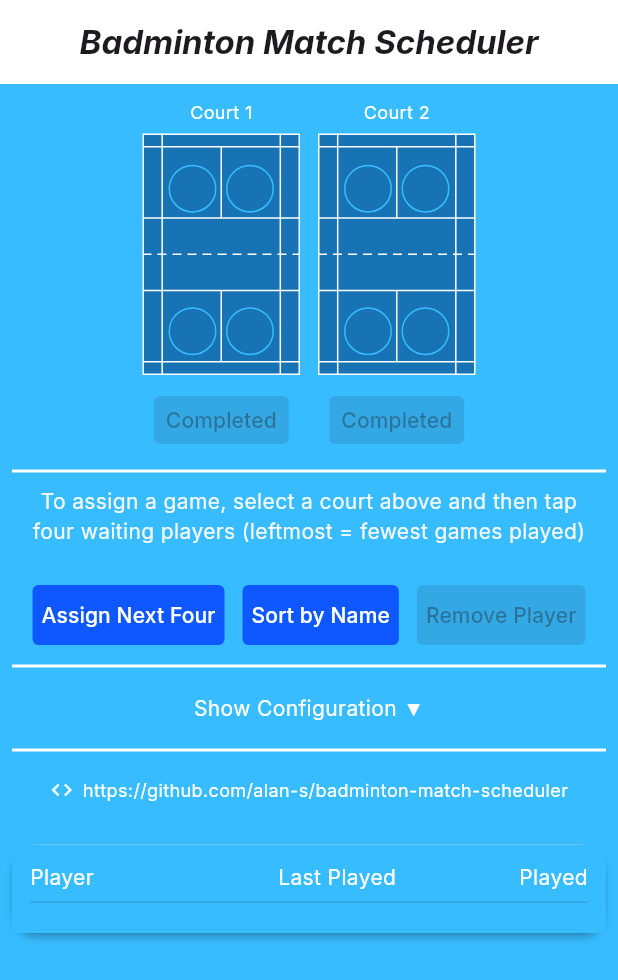
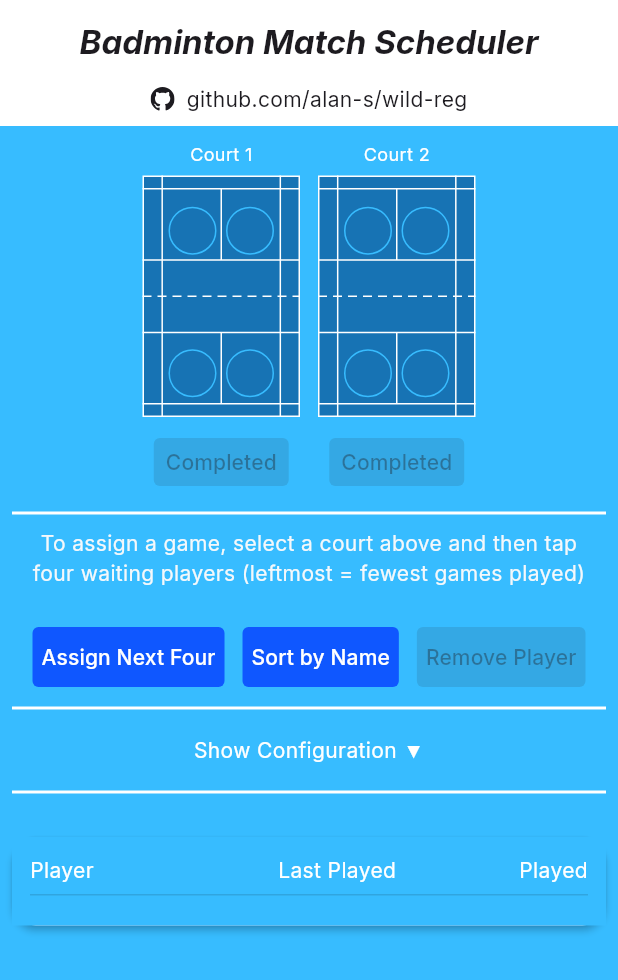
Before and after one commit to alan-s/badminton-match-scheduler, a Flutter app: the screen it shows after launch, on a phone screen of 412 x 824 dp. Shown: the top 980 px of the screen. Run offline on Flutter 3.47's test engine with Material 3 defaults, Android fonts, the phone set to English and light mode, and no system bars; our stand-ins replace flutter_svg, google_fonts, web.

Commit message:
Add github attribute

```diff
--- a/lib/commands.txt
+++ b/lib/commands.txt
@@ -1,3 +1,5 @@
 Badminton Match Scheduler
 
 flutter build web --release --base-href "/badminton-match-scheduler/"
+
+flutter run -d Chrome
--- a/lib/main.dart
+++ b/lib/main.dart
@@ -3,6 +3,8 @@ import 'dart:math';
 import 'package:web/web.dart' as web;
 import 'package:flutter/material.dart';
 import 'package:google_fonts/google_fonts.dart';
+import 'package:flutter_svg/flutter_svg.dart';
+import 'package:url_launcher/url_launcher.dart';
 // import 'package:flutter/rendering.dart';
 
 void main() {
@@ -548,6 +550,13 @@ class _SchedulerState extends State<Scheduler> {
             fontStyle: FontStyle.italic,
           ),
         ),
+        bottom: const PreferredSize(
+          preferredSize: Size.fromHeight(28),
+          child: Padding(
+            padding: EdgeInsets.only(bottom: 8),
+            child: GithubLink(),
+          ),
+        ),
       ),
       body: LayoutBuilder(
         builder: (context, constraints) {
@@ -882,29 +891,6 @@ class _SchedulerState extends State<Scheduler> {
           ),
 
           Divider(),
-
-          // Added GitHub repository row at the bottom of the content column
-          Padding(
-            padding: const EdgeInsets.symmetric(vertical: 8.0),
-            child: Row(
-              mainAxisAlignment: MainAxisAlignment.center,
-              children: [
-                Image.network(
-                  'githubassets.com',
-                  width: 16,
-                  height: 16,
-                  color: Colors.white,
-                  errorBuilder: (context, error, stackTrace) =>
-                      const Icon(Icons.code, size: 16, color: Colors.white),
-                ),
-                const SizedBox(width: 6),
-                const Text(
-                  "https://github.com/alan-s/badminton-match-scheduler",
-                  style: TextStyle(color: Colors.white, fontSize: 12),
-                ),
-              ],
-            ),
-          ),
         ],
       ),
     );
@@ -1333,3 +1319,40 @@ class StatsPanel extends StatelessWidget {
     );
   }
 }
+
+const _githubSvg = '''
+<svg width="16" height="16" viewBox="0 0 16 16" xmlns="http://www.w3.org/2000/svg">
+  <path fill-rule="evenodd" d="M8 0C3.58 0 0 3.58 0 8c0 3.54 2.29 6.53 5.47 7.59.4.07.55-.17.55-.38 0-.19-.01-.82-.01-1.49-2.01.37-2.53-.49-2.69-.94-.09-.23-.48-.94-.82-1.13-.28-.15-.68-.52-.01-.53.63-.01 1.08.58 1.23.82.72 1.21 1.87.87 2.33.66.07-.52.28-.87.51-1.07-1.78-.2-3.64-.89-3.64-3.95 0-.87.31-1.59.82-2.15-.08-.2-.36-1.02.08-2.12 0 0 .67-.21 2.2.82.64-.18 1.32-.27 2-.27.68 0 1.36.09 2 .27 1.53-1.04 2.2-.82 2.2-.82.44 1.1.16 1.92.08 2.12.51.56.82 1.28.82 2.15 0 3.07-1.87 3.75-3.65 3.95.29.25.54.73.54 1.48 0 1.07-.01 1.93-.01 2.19 0 .21.15.46.55.38C13.71 14.53 16 11.54 16 8c0-4.42-3.58-8-8-8z"/>
+</svg>
+''';
+
+class GithubLink extends StatelessWidget {
+  const GithubLink({super.key});
+
+  static final _repoUrl = Uri.parse('https://github.com/alan-s/badminton-match-scheduler');
+
+  @override
+  Widget build(BuildContext context) {
+    final color = Theme.of(context).colorScheme.onSurface;
+
+    return Center(
+      child: InkWell(
+        onTap: () => launchUrl(_repoUrl, mode: LaunchMode.externalApplication),
+        child: Row(
+          mainAxisSize: MainAxisSize.min,
+          children: [
+            SvgPicture.string(
+              _githubSvg,
+              width: 16,
+              height: 16,
+              colorFilter: ColorFilter.mode(color, BlendMode.srcIn),
+              semanticsLabel: '',
+            ),
+            const SizedBox(width: 8),
+            const Text('github.com/alan-s/wild-reg'),
+          ],
+        ),
+      ),
+    );
+  }
+}
--- a/pubspec.yaml
+++ b/pubspec.yaml
@@ -31,6 +31,8 @@ dependencies:
   flutter:
     sdk: flutter
   google_fonts: ^8.0.1
+  flutter_svg: ^2.0.10
+  url_launcher: ^6.3.0
 
   # The following adds the Cupertino Icons font to your application.
   # Use with the CupertinoIcons class for iOS style icons.
```
